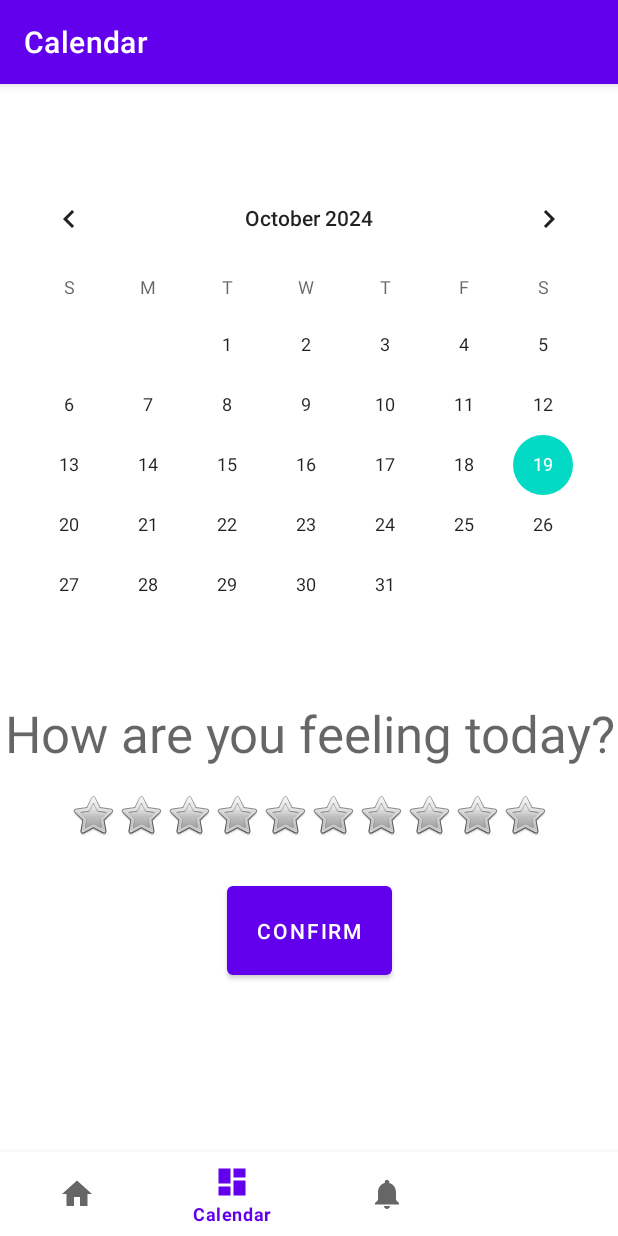
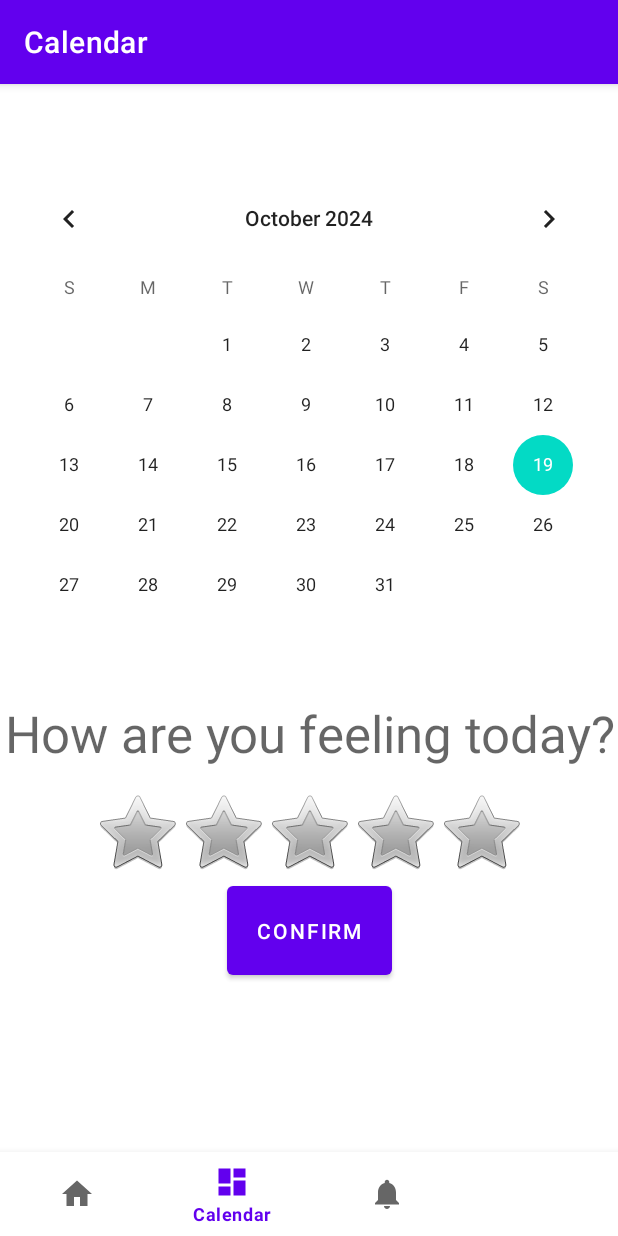
Before and after one commit to serich17/MentalHealth, an Android app: the CalendarFragment screen opened through its navigation route, on a phone screen of 412 x 824 dp. Run offline under Robolectric (Android 15) with nearby library versions, the phone set to English and light mode, and no system bars; our stand-ins replace Firebase (no records; nobody signed in at launch, a user with empty details on screens opened directly), navigation-ui; 2 statements that could not run were skipped.

Commit message:
Feeling Rating Bar UI finalized

```diff
--- a/app/src/main/res/layout/fragment_calendar.xml
+++ b/app/src/main/res/layout/fragment_calendar.xml
@@ -16,13 +16,13 @@
 
     <RatingBar
         android:id="@+id/feelingRating"
-        style="@android:style/Widget.DeviceDefault.Light.RatingBar"
+        style="@android:style/Widget.RatingBar"
         android:layout_width="wrap_content"
         android:layout_height="wrap_content"
         android:layout_marginTop="16dp"
-        android:indeterminateDrawable="@drawable/feeling_rating_good_bad"
-        android:numStars="10"
-        android:progressDrawable="@drawable/feeling_rating_good_bad"
+        android:min="0"
+        android:max="4"
+        android:numStars="5"
         android:stepSize="1"
         app:layout_constraintEnd_toEndOf="parent"
         app:layout_constraintHorizontal_bias=".5"
--- a/app/src/main/res/values/feeling_rating_score.xml
+++ b/app/src/main/res/values/styles.xml
@@ -1,7 +1,7 @@
 <?xml version="1.0" encoding="utf-8"?>
 <resources>
     <style name="feelingRatingBar" parent="@android:style/Widget.RatingBar">
-        <item name="android:progressDrawable">@drawable/feeling_rating_good_bad</item>
+        <item name="android:progressDrawable">@android:drawable/btn_star</item>
         <item name="android:minHeight">23dip</item>
         <item name="android:maxHeight">25dip</item>
     </style>
```
Also changed, not shown: app/src/main/res/drawable/feeling_rating_bad.xml (deleted, +0 -16 lines).
